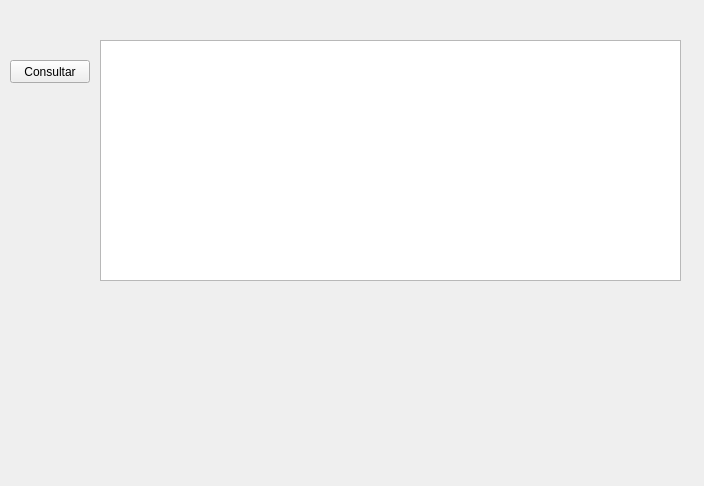
The window that entradas.ui (GabR36/QEstoqueLoja) describes before a commit, drawn with Qt 5.
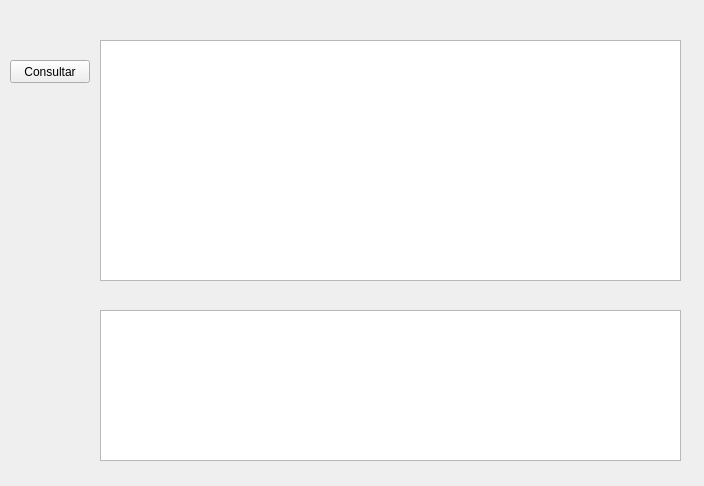
The same window after the commit.

Commit message: salvando produtos do xml da nota de entrada

Diff of the .ui file:
```diff
--- a/entradas.ui
+++ b/entradas.ui
@@ -42,6 +42,22 @@
     <string>Consultar</string>
    </property>
   </widget>
+  <widget class="QTableView" name="Tview_ProdutosNota">
+   <property name="geometry">
+    <rect>
+     <x>100</x>
+     <y>310</y>
+     <width>581</width>
+     <height>151</height>
+    </rect>
+   </property>
+   <property name="selectionMode">
+    <enum>QAbstractItemView::SelectionMode::SingleSelection</enum>
+   </property>
+   <property name="selectionBehavior">
+    <enum>QAbstractItemView::SelectionBehavior::SelectRows</enum>
+   </property>
+  </widget>
  </widget>
  <resources/>
  <connections/>
```
Left out of the diff: 3 changed lines with no effect on the pictures. The commit also changes 4 other files.
